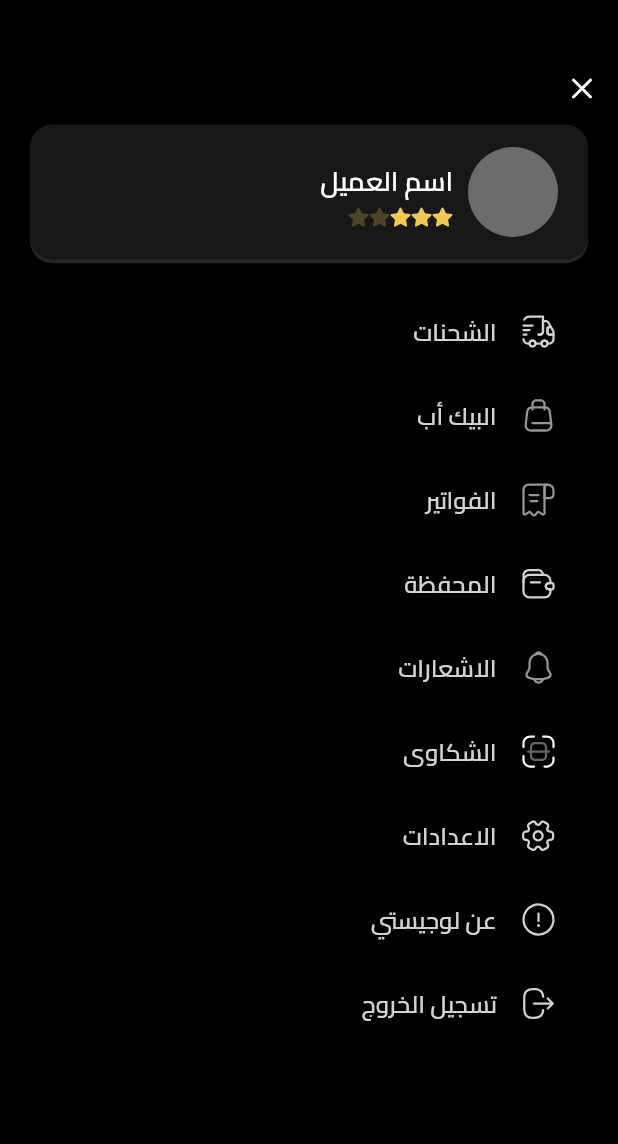
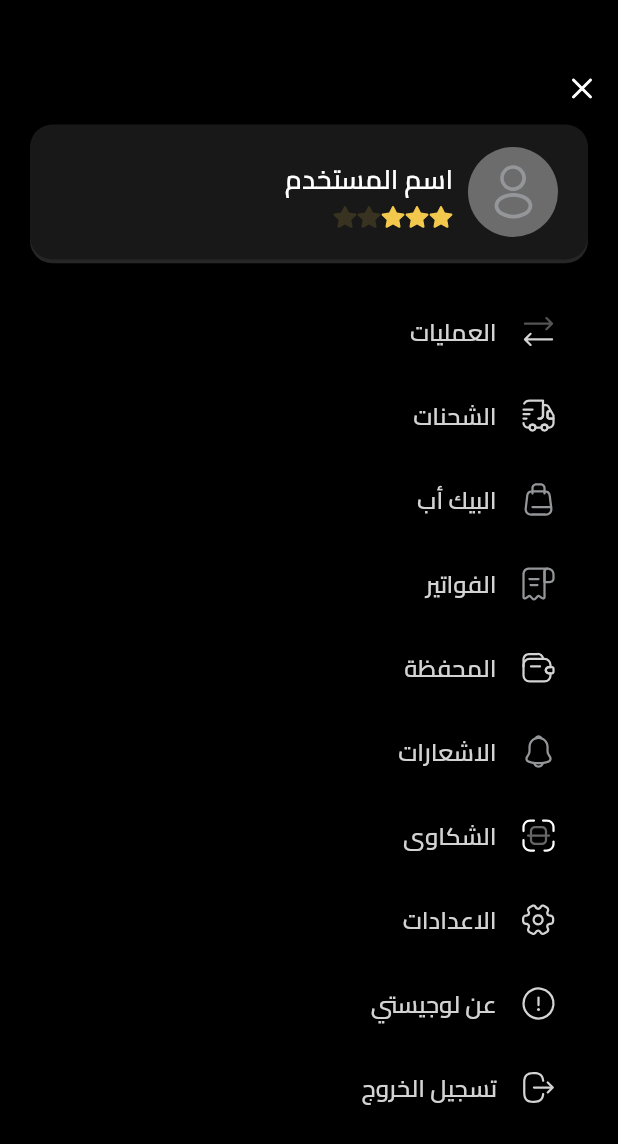
Before and after one commit to Abdelrhman-223/logeste, a Flutter app: the HomePage screen opened directly, with the side drawer open, on a phone screen of 412 x 824 dp. Shown: the top 1144 px of the screen. Run offline on Flutter 3.47's test engine with Material 2 defaults, Android fonts, the phone set to English and light mode, and no system bars; drawn by our look-alikes of flutter_rating_bar; our stand-ins replace animated_splash_screen, flutter_svg, pin_code_fields, smooth_page_indicator.

Commit message:
Update Side Menu Pages

```diff
--- a/lib/core/utils/colors.dart
+++ b/lib/core/utils/colors.dart
@@ -37,6 +37,7 @@ class AppColors {
   static Color appIconGreyColor = const Color.fromRGBO(108, 108, 108, 1);
   static Color appIconGreenColor = const Color.fromRGBO(33, 150, 83, 1);
   static Color appIconLittleRedColor = const Color.fromRGBO(235, 87, 87, 1);
+  static Color appIconLStarColor = const Color.fromRGBO(242, 201, 76, 1);
 
   static Color appButtonTextColor = const Color.fromRGBO(255, 255, 255, 1);
   static Color appButtonBlackColor = const Color.fromRGBO(0, 0, 0, 1);
--- a/lib/core/utils/fonts.dart
+++ b/lib/core/utils/fonts.dart
@@ -10,5 +10,6 @@ class AppFonts {
   static double myH6 = 20;
   static double myH7 = 16;
   static double myP = 18;
+  static double myP14 = 14;
 
 }
--- a/lib/side_menu/presentation/pages/side_menu_page.dart
+++ b/lib/side_menu/presentation/pages/side_menu_page.dart
@@ -1,16 +1,19 @@
 import 'package:flutter/material.dart';
+import 'package:flutter_rating_bar/flutter_rating_bar.dart';
 import 'package:flutter_svg/flutter_svg.dart';
 import 'package:logeste/core/utils/icons.dart';
 import 'package:logeste/core/utils/strings.dart';
-import 'package:logeste/core/widget/app_scaffold.dart';
 import 'package:logeste/side_menu/presentation/widgets/drawer_tiles.dart';
 
 import '../../../core/utils/colors.dart';
 import '../../../core/utils/fonts.dart';
 
 class SideMenuPage extends StatelessWidget {
+  double rating = 3;
+  String userName = "اسم المستخدم", agentName = "شركة / وكيل";
   final bool isCaptain;
-  const SideMenuPage({Key? key, required this.isCaptain}) : super(key: key);
+
+  SideMenuPage({Key? key, required this.isCaptain}) : super(key: key);
 
   @override
   Widget build(BuildContext context) {
@@ -56,6 +59,8 @@ class SideMenuPage extends StatelessWidget {
                         child: CircleAvatar(
                           minRadius: 30,
                           backgroundColor: AppColors.appIconGreyColor,
+                          child: SvgPicture.asset(IconPaths.profileOutline,
+                              height: 40, width: 40),
                         ),
                       ),
                       Column(
@@ -63,7 +68,7 @@ class SideMenuPage extends StatelessWidget {
                         crossAxisAlignment: CrossAxisAlignment.start,
                         children: [
                           Text(
-                            "اسم العميل",
+                            userName,
                             style: TextStyle(
                               color: AppColors.appTextColorWhite,
                               fontSize: AppFonts.myP,
@@ -71,21 +76,32 @@ class SideMenuPage extends StatelessWidget {
                               fontFamily: AppFonts.appFontFamily,
                             ),
                           ),
-                          Row(
-                            children: [
-                              SvgPicture.asset(IconPaths.star),
-                              SvgPicture.asset(IconPaths.star),
-                              SvgPicture.asset(IconPaths.star),
-                              Opacity(
-                                opacity: 0.25,
-                                child: SvgPicture.asset(IconPaths.star),
-                              ),
-                              Opacity(
-                                opacity: 0.25,
-                                child: SvgPicture.asset(IconPaths.star),
-                              ),
-                            ],
-                          ),
+                          (isCaptain)
+                              ? RatingBar.builder(
+                                  glow: false,
+                                  itemSize: 16,
+                                  itemCount: 5,
+                                  ignoreGestures: true,
+                                  initialRating: rating,
+                                  allowHalfRating: false,
+                                  direction: Axis.horizontal,
+                                  unratedColor: AppColors.appIconLStarColor
+                                      .withOpacity(0.15),
+                                  itemBuilder: (context, _) =>
+                                      SvgPicture.asset(IconPaths.star),
+                                  onRatingUpdate: (rating) {
+                                    print(rating);
+                                  },
+                                )
+                              : Text(
+                                  agentName,
+                                  style: TextStyle(
+                                    color: AppColors.appTextSecondColor,
+                                    fontSize: AppFonts.myP14,
+                                    fontWeight: FontWeight.w400,
+                                    fontFamily: AppFonts.appFontFamily,
+                                  ),
+                                ),
                         ],
                       ),
                     ],
@@ -96,24 +112,25 @@ class SideMenuPage extends StatelessWidget {
                       const EdgeInsets.symmetric(vertical: 20, horizontal: 5),
                   child: Column(
                     children: [
-                      if(isCaptain)drawerTiles(
+                      if (isCaptain)
+                        drawerTiles(
+                          IconPaths.operations,
+                          AppStrings.tileTitleOperations,
+                          () {},
+                        ),
+                      drawerTiles(
                         IconPaths.shipments,
                         AppStrings.tileTitleShipments,
                         () {},
                       ),
-                      if(isCaptain)drawerTiles(
+                      drawerTiles(
                         IconPaths.shoppingBagOutline,
                         AppStrings.tileTitleShoppingBagOutline,
                         () {},
                       ),
-                      if(isCaptain)drawerTiles(
+                      drawerTiles(
                         IconPaths.billsOutline,
                         AppStrings.tileTitleBillsOutline,
-                        () {},
-                      ),
-                      if(!isCaptain)drawerTiles(
-                        IconPaths.operations,
-                        AppStrings.tileTitleOperations,
                         () {},
                       ),
                       drawerTiles(
@@ -146,6 +163,12 @@ class SideMenuPage extends StatelessWidget {
                         AppStrings.tileTitleLogout,
                         () {},
                       ),
+                      if (!isCaptain)
+                        drawerTiles(
+                          IconPaths.profile2User,
+                          AppStrings.tileTitleCaptain,
+                          () {},
+                        ),
                     ],
                   ),
                 )
--- a/pubspec.yaml
+++ b/pubspec.yaml
@@ -21,6 +21,7 @@ dependencies:
   smooth_page_indicator: ^1.0.0+2
   image_picker: ^0.8.6+1
   pin_code_fields: ^7.4.0
+  flutter_rating_bar: ^4.0.1
 
 dev_dependencies:
   flutter_test:
```
Also changed, not shown: pubspec.lock.
